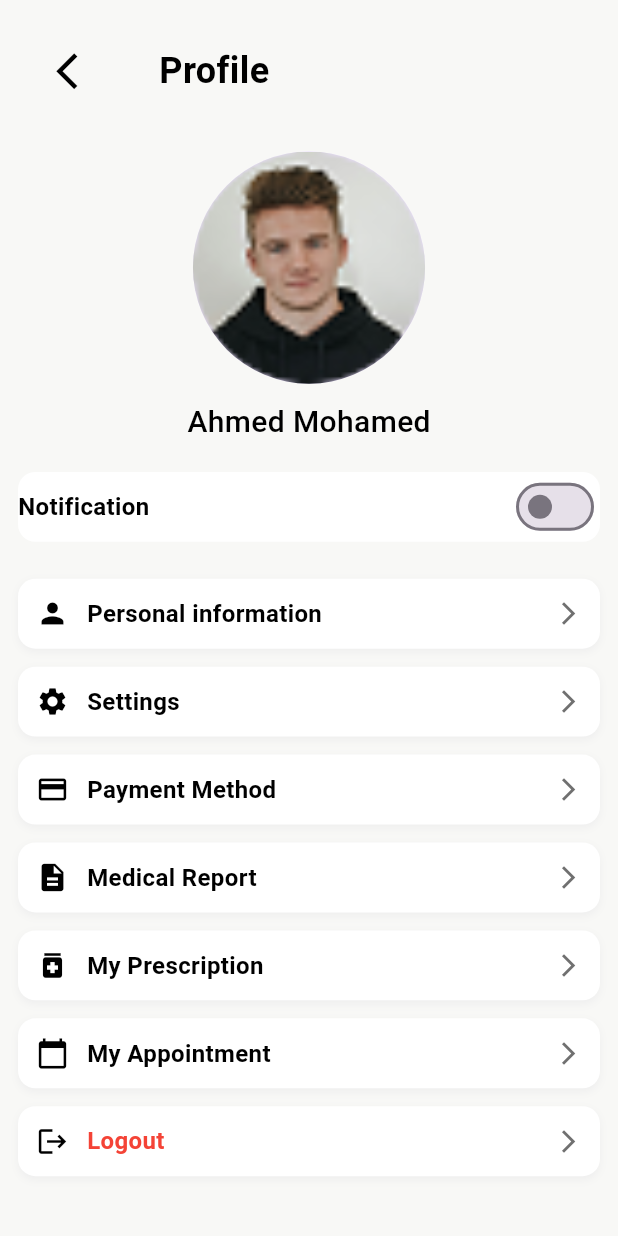
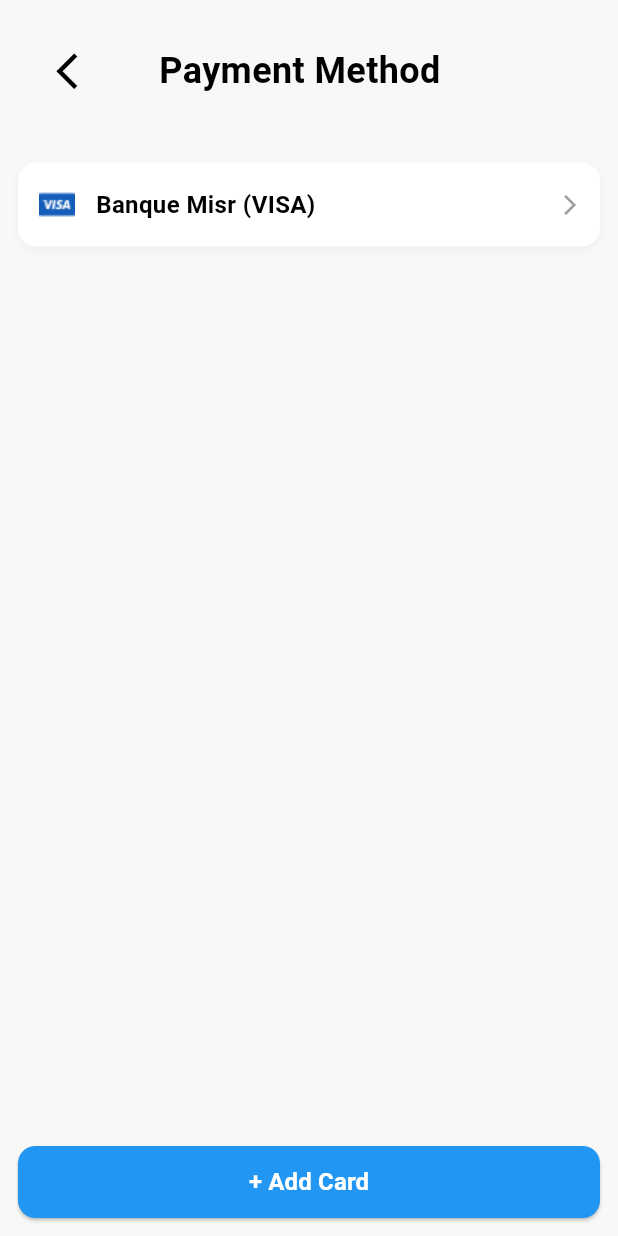
Before and after one commit to OmarSdowek/healing, a Flutter app: the ProfileScreen screen opened directly, after a tap on "Payment Method", on a phone screen of 412 x 824 dp. Run offline on Flutter 3.47's test engine with Material 3 defaults, Android fonts, the phone set to English and light mode, and no system bars; our stand-ins replace bloc, dartz, dio, flutter_bloc, flutter_credit_card, flutter_screenutil and 3 more; accounts and stored records are empty.

Commit message:
payment ui

```diff
--- a/lib/core/constant/assets_manger.dart
+++ b/lib/core/constant/assets_manger.dart
@@ -38,4 +38,12 @@ class AssetsManger {
 
 
 
+  // payment
+
+static const String applePay = "assets/images/applepay.png";
+static const String masterCard = "assets/images/mastercard.png";
+static const String visa = "assets/images/visa.png";
+static const String paypal = "assets/images/paypal.png";
+
+
 }
--- a/lib/core/route/app_routes.dart
+++ b/lib/core/route/app_routes.dart
@@ -14,6 +14,9 @@ import '../../features/patient/doctors/presentation/view/doctors_screen.dart';
 import '../../features/patient/doctors/presentation/view/favourite_doctor.dart';
 import '../../features/patient/home/layout_screen.dart';
 import '../../features/patient/home/presentation/view/specialties_screen.dart';
+import '../../features/patient/payment/presenatation/view/selected_card.dart';
+import '../../features/patient/payment/presenatation/view/add_new_card.dart';
+import '../../features/patient/payment/presenatation/view/payment_methods.dart';
 import '../../features/patient/profile/presentation/view/personal_information.dart';
 import '../../features/patient/search/presentation/view/search.dart';
 import '../../features/patient/settings/presenatation/views/mange_password_screen.dart';
@@ -82,7 +85,19 @@ class AppRouter {
         case Routes.personalInformation:
         return MaterialPageRoute(builder: (_) => PersonalInformationScreen());
 
+       // patient payment
 
+      case Routes.paymentMethod:
+        return MaterialPageRoute(builder: (_) => const PaymentMethodScreen());
+      case Routes.addNewCard:
+        return MaterialPageRoute(builder: (_) => const AddNewCardScreen());
+      case Routes.selectedCard:
+        return MaterialPageRoute(builder: (_) => const SelectedCardScreen());
+
+      // patient appointment
+
+      // case Routes.myAppointments:
+      //   return MaterialPageRoute(builder: (_) => const MyAppointmentsScreen());
 
 
 
--- a/lib/core/route/routes.dart
+++ b/lib/core/route/routes.dart
@@ -38,6 +38,17 @@ class Routes {
 
 
 
+  //payment
+  static const String paymentMethod = "/payment_method";
+  static const String addNewCard = "/add_new_card";
+  static const String selectedCard = "/selected_card";
+
+  // appointment
+
+  static const String myAppointments = "/my_appointments";
+
+
+
 
 
 
--- a/lib/features/patient/home/presentation/view/home_screen.dart
+++ b/lib/features/patient/home/presentation/view/home_screen.dart
@@ -70,7 +70,7 @@ class HomeScreen extends StatelessWidget {
                 /// Available Doctors Title
                 Text(
                   "Available Doctors",
-                  style: AppTextStyles.semiBold24dark.copyWith(
+                  style: AppTextStyles.reg20black.copyWith(
                     color: AppColors.black,
                   ),
                 ),
--- a/lib/features/patient/home/presentation/view/specialties_screen.dart
+++ b/lib/features/patient/home/presentation/view/specialties_screen.dart
@@ -25,7 +25,7 @@ class SpecialtiesScreen extends StatelessWidget {
       {"title": "Orthopedic", "icon": "assets/images/13.png"},
       {"title": "General Surgery", "icon": "assets/images/16.png"},
       {"title": "Dermatology", "icon": "assets/images/15.png"},
-      {"title": "Obstetrics & Gynecology", "icon": "assets/images/17.png"},
+      {"title": "Obstetrics", "icon": "assets/images/17.png"},
     ];
 
     return Scaffold(
--- a/lib/features/patient/home/presentation/widgets/appointment_card.dart
+++ b/lib/features/patient/home/presentation/widgets/appointment_card.dart
@@ -28,7 +28,6 @@ class AppointmentCard extends StatelessWidget {
       margin: const EdgeInsets.symmetric(horizontal: 16, vertical: 8),
       padding: const EdgeInsets.all(16),
       decoration: BoxDecoration(
-        color: AppColors.primary.withOpacity(0.08),
         borderRadius: BorderRadius.circular(16),
       ),
       child: Column(
--- /dev/null
+++ b/lib/features/patient/payment/presenatation/view/selected_card.dart
@@ -0,0 +1,48 @@
+import 'package:flutter/material.dart';
+import 'package:healing/core/widgets/custom_header.dart';
+import 'package:healing/core/widgets/custom_button.dart';
+import 'package:healing/core/constant/assets_manger.dart';
+import '../../../../../core/route/routes.dart';
+import '../widgets/payment_option_Item.dart';
+
+class SelectedCardScreen extends StatelessWidget {
+  const SelectedCardScreen({super.key});
+
+  @override
+  Widget build(BuildContext context) {
+    return Scaffold(
+      body: SafeArea(
+        child: Padding(
+          padding: const EdgeInsets.all(12),
+          child: Column(
+            crossAxisAlignment: CrossAxisAlignment.start,
+            children: [
+              const CustomHeader(title: "Payment Method"),
+              const SizedBox(height: 20),
+
+              PaymentOptionItem(
+                title: "Banque Misr (VISA)",
+                iconPath: AssetsManger.visa,
+                onTap: () {
+                  Navigator.pushNamed(context, Routes.addNewCard);
+                },
+              ),
+
+              const Spacer(),
+
+              CustomButton(
+                text: "+ Add Card",
+                onPressed: () {
+                  Navigator.pushNamed(context, Routes.paymentMethod);
+                },
+                height: 48,
+                backgroundColor: Colors.blue,
+                textColor: Colors.white,
+              ),
+            ],
+          ),
+        ),
+      ),
+    );
+  }
+}
--- /dev/null
+++ b/lib/features/patient/payment/presenatation/widgets/payment_option_Item.dart
@@ -0,0 +1,47 @@
+import 'package:flutter/material.dart';
+import 'package:healing/core/constant/app_text_style.dart';
+
+class PaymentOptionItem extends StatelessWidget {
+  final String title;
+  final String iconPath;
+  final VoidCallback onTap;
+
+  const PaymentOptionItem({
+    super.key,
+    required this.title,
+    required this.iconPath,
+    required this.onTap,
+  });
+
+  @override
+  Widget build(BuildContext context) {
+    return InkWell(
+      onTap: onTap,
+      borderRadius: BorderRadius.circular(12),
+      child: Container(
+        padding: const EdgeInsets.symmetric(horizontal: 12, vertical: 14),
+        margin: const EdgeInsets.symmetric(vertical: 6),
+        decoration: BoxDecoration(
+          color: Colors.white,
+          borderRadius: BorderRadius.circular(12),
+          boxShadow: [
+            BoxShadow(
+              color: Colors.grey.shade200,
+              blurRadius: 4,
+              offset: const Offset(0, 2),
+            ),
+          ],
+        ),
+        child: Row(
+          children: [
+            Image.asset(iconPath, height: 28),
+            const SizedBox(width: 12),
+            Text(title, style: AppTextStyles.semiBold16Black),
+            const Spacer(),
+            const Icon(Icons.arrow_forward_ios, size: 16, color: Colors.grey),
+          ],
+        ),
+      ),
+    );
+  }
+}
--- a/pubspec.yaml
+++ b/pubspec.yaml
@@ -41,6 +41,7 @@ dependencies:
   dartz: ^0.10.1
   flutter_svg: ^2.2.4
   pin_code_fields: ^9.1.0
+  flutter_credit_card: ^4.1.0
 
 dev_dependencies:
   flutter_test:
```
Also changed, not shown: lib/features/patient/payment/presenatation/view/add_new_card.dart (added, +99 -0 lines), lib/features/patient/payment/presenatation/view/payment_methods.dart (added, +60 -0 lines), lib/features/patient/profile/presentation/view/profie_screen.dart (+6 -2 lines), assets/images/applepay.png (added), assets/images/mastercard.png (added), assets/images/paypal.png (added), assets/images/visa.png (added), pubspec.lock.
